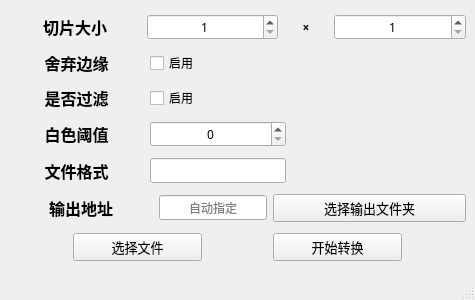
Qt form resources/slicer.ui (li192863/wsi-analyzer) before a commit.
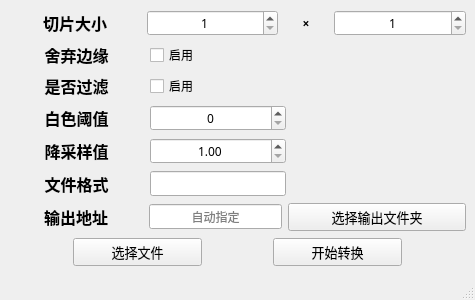
The same form after that commit. Icons and pictures are not drawn.

What changed in the file:
```diff
--- a/resources/slicer.ui
+++ b/resources/slicer.ui
@@ -331,6 +331,71 @@
       </item>
      </layout>
     </item>
+    <item>
+     <layout class="QHBoxLayout" name="layout_config_down_sample" stretch="3,3,4">
+      <property name="sizeConstraint">
+       <enum>QLayout::SetDefaultConstraint</enum>
+      </property>
+      <property name="topMargin">
+       <number>0</number>
+      </property>
+      <property name="bottomMargin">
+       <number>0</number>
+      </property>
+      <item>
+       <widget class="QLabel" name="label_8">
+        <property name="font">
+         <font>
+          <family>幼圆</family>
+          <pointsize>12</pointsize>
+          <bold>true</bold>
+         </font>
+        </property>
+        <property name="text">
+         <string>降采样值</string>
+        </property>
+        <property name="alignment">
+         <set>Qt::AlignCenter</set>
+        </property>
+        <property name="indent">
+         <number>0</number>
+        </property>
+       </widget>
+      </item>
+      <item>
+       <widget class="QDoubleSpinBox" name="doubleSpinBox_down_sample">
+        <property name="alignment">
+         <set>Qt::AlignCenter</set>
+        </property>
+        <property name="minimum">
+         <double>1.000000000000000</double>
+        </property>
+        <property name="maximum">
+         <double>1000.000000000000000</double>
+        </property>
+        <property name="singleStep">
+         <double>0.100000000000000</double>
+        </property>
+       </widget>
+      </item>
+      <item>
+       <spacer name="horizontalSpacer_5">
+        <property name="orientation">
+         <enum>Qt::Horizontal</enum>
+        </property>
+        <property name="sizeType">
+         <enum>QSizePolicy::Preferred</enum>
+        </property>
+        <property name="sizeHint" stdset="0">
+         <size>
+          <width>40</width>
+          <height>20</height>
+         </size>
+        </property>
+       </spacer>
+      </item>
+     </layout>
+    </item>
     <item>
      <layout class="QHBoxLayout" name="layout_config_file_format" stretch="3,3,4">
       <property name="sizeConstraint">
@@ -399,7 +464,7 @@
      </layout>
     </item>
     <item>
-     <layout class="QHBoxLayout" name="layout_config_file_format_2" stretch="3,0,4">
+     <layout class="QHBoxLayout" name="layout_config_file_format_2" stretch="3,3,4">
       <property name="sizeConstraint">
        <enum>QLayout::SetDefaultConstraint</enum>
       </property>
```
Left out of the diff: 4 changed lines with no effect on the pictures.
